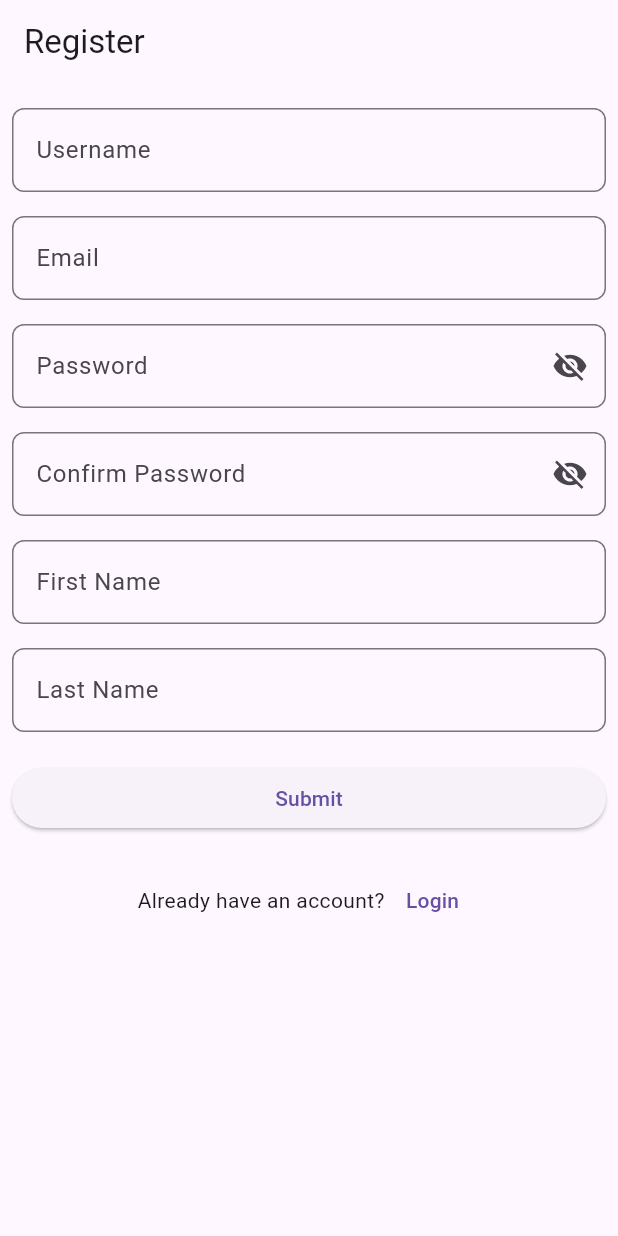
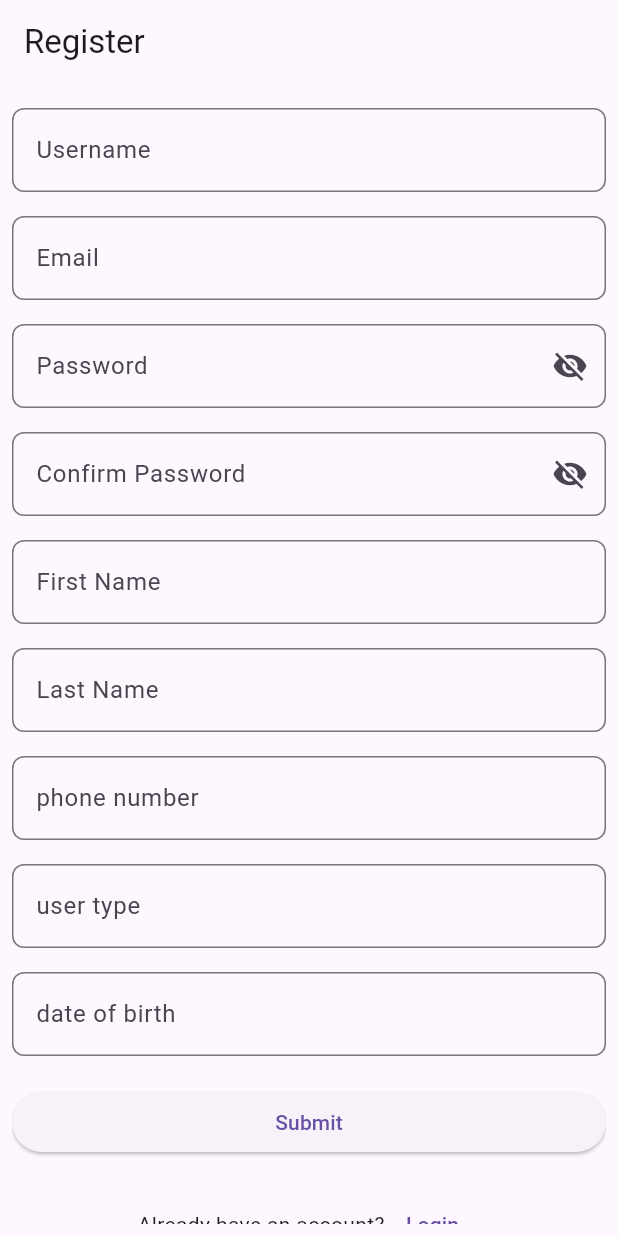
Before and after one commit to 3bowhab/study_platform, a Flutter app: the screen it shows after launch, on a phone screen of 412 x 824 dp. Run offline on Flutter 3.47's test engine with Material 3 defaults, Android fonts, the phone set to English and light mode, and no system bars; our stand-ins replace dio, shared_preferences.

Commit message:
login and register tokan

```diff
--- a/lib/helper/api_constants.dart
+++ b/lib/helper/api_constants.dart
@@ -10,4 +10,5 @@ class ApiConstants {
   static const String passwordResetRequest = "$baseUrl/user/password-reset/request/";
   static const String changepassword = "$baseUrl/user/change-password/";
   static const String passwordResetConfirm = "$baseUrl/user/password-reset/confirm";
+  static const String deleteAccount = "$baseUrl/user/delete-account/";
 }
--- a/lib/models/authentication/register_model.dart
+++ b/lib/models/authentication/register_model.dart
@@ -5,6 +5,9 @@ class RegisterModel {
   final String confirmPassword;
   final String firstname;
   final String lastname;
+  final String phoneNumber;
+  final String userType;
+  final String dateOfBirth;
 
   RegisterModel({
     required this.username,
@@ -13,6 +16,9 @@ class RegisterModel {
     required this.confirmPassword,
     required this.firstname,
     required this.lastname,
+    required this.phoneNumber,
+    required this.userType,
+    required this.dateOfBirth,
   });
 
   // تحويل الموديل لـ JSON (لإرساله للباكيند)
@@ -24,6 +30,9 @@ class RegisterModel {
       'password_confirm': confirmPassword,
       'first_name': firstname,
       'last_name': lastname,
+      'phone_number': phoneNumber,
+      'user_type': userType,
+      'date_of_birth': dateOfBirth,
     };
   }
 }
--- a/lib/views/Drawer_views/change_password_view.dart
+++ b/lib/views/Drawer_views/change_password_view.dart
@@ -1,7 +1,7 @@
 import 'package:flutter/material.dart';
 import 'package:study_platform/helper/validators.dart';
-import 'package:study_platform/services/password/change_password_service.dart';
-import 'package:study_platform/services/password/reset_password_request_service.dart';
+import 'package:study_platform/services/account/change_password_service.dart';
+import 'package:study_platform/services/account/reset_password_request_service.dart';
 import 'package:study_platform/views/Drawer_views/new_password_view.dart';
 import 'package:study_platform/widgets/custom_text_field.dart';
 import 'package:study_platform/widgets/loading_indecator.dart';
--- a/lib/views/Drawer_views/new_password_view.dart
+++ b/lib/views/Drawer_views/new_password_view.dart
@@ -1,6 +1,6 @@
 import 'package:flutter/material.dart';
 import 'package:study_platform/helper/validators.dart';
-import 'package:study_platform/services/password/reset_password_request_service.dart';
+import 'package:study_platform/services/account/reset_password_request_service.dart';
 import 'package:study_platform/widgets/custom_text_field.dart';
 import 'package:study_platform/widgets/loading_indecator.dart';
 
@@ -102,6 +102,7 @@ class _NewPasswordViewState extends State<NewPasswordView> {
             ).showSnackBar(const SnackBar(content: Text("✅ Password Reset Successful")));
 
             Navigator.pop(context);
+            Navigator.pop(context);
 
             // print("Response: $response");
           } catch (e) {
--- a/lib/views/register_view.dart
+++ b/lib/views/register_view.dart
@@ -22,7 +22,7 @@ class _RegisterViewState extends State<RegisterView> {
 
   final TextEditingController _passwordController = TextEditingController();
   final TextEditingController _confirmController = TextEditingController();
-  String? email, username, firstName, lastName;
+  String? email, username, firstName, lastName, phoneNumber, userType, dateOfBirth;
 
   bool isLoading = false;
 
@@ -93,6 +93,30 @@ class _RegisterViewState extends State<RegisterView> {
                       lastName = newValue;
                     },
                   ),
+                  SizedBox(height: 16),
+                  CustomTextField(
+                    labelText: 'phone number',
+                    validator: AppValidators.phoneValidator,
+                    onsaved: (newValue) {
+                      phoneNumber = newValue;
+                    },
+                  ),
+                  SizedBox(height: 16),
+                  CustomTextField(
+                    labelText: 'user type',
+                    validator: AppValidators.requiredField,
+                    onsaved: (newValue) {
+                      userType = newValue;
+                    },
+                  ),
+                  SizedBox(height: 16),
+                  CustomTextField(
+                    labelText: 'date of birth',
+                    validator: AppValidators.requiredField,
+                    onsaved: (newValue) {
+                      dateOfBirth = newValue;
+                    },
+                  ),
                   const SizedBox(height: 20),
                   submitButton(context),
                   const SizedBox(height: 20),
@@ -144,6 +168,9 @@ class _RegisterViewState extends State<RegisterView> {
             confirmPassword: _confirmController.text.trim(),
             firstname: firstName!,
             lastname: lastName!,
+            phoneNumber: phoneNumber!,
+            userType: userType!,
+            dateOfBirth: dateOfBirth!,
           );
 
           setState(() {
@@ -162,10 +189,9 @@ class _RegisterViewState extends State<RegisterView> {
               const SnackBar(content: Text("✅ Registration Successful")),
             );
 
-            Navigator.pushAndRemoveUntil(
+            Navigator.push(
               context,
               MaterialPageRoute(builder: (context) => const ConfirmEmailView()),
-              (route) => false, // false = ميخليش أي صفحة قديمة
             );
 
             print("Response: $response");
```
Also changed, not shown: lib/services/account/delete_account_service.dart (added, +33 -0 lines), lib/services/authentication/login_service.dart (+16 -2 lines), lib/services/authentication/register_service.dart (+15 -2 lines), lib/views/Drawer_views/account_view.dart (+74 -10 lines), lib/views/login_view.dart (+0 -8 lines), lib/services/account/change_password_service.dart (renamed from lib/services/password/change_password_service.dart), lib/services/account/reset_password_request_service.dart (renamed from lib/services/password/reset_password_request_service.dart).
